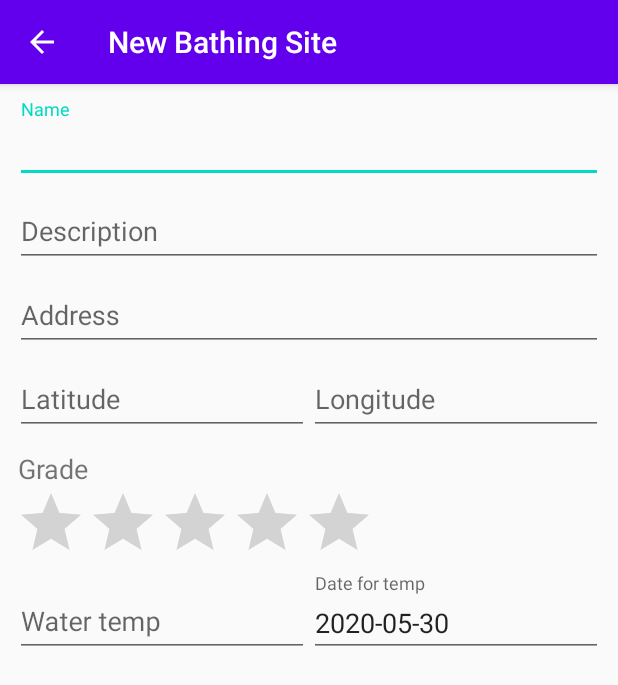
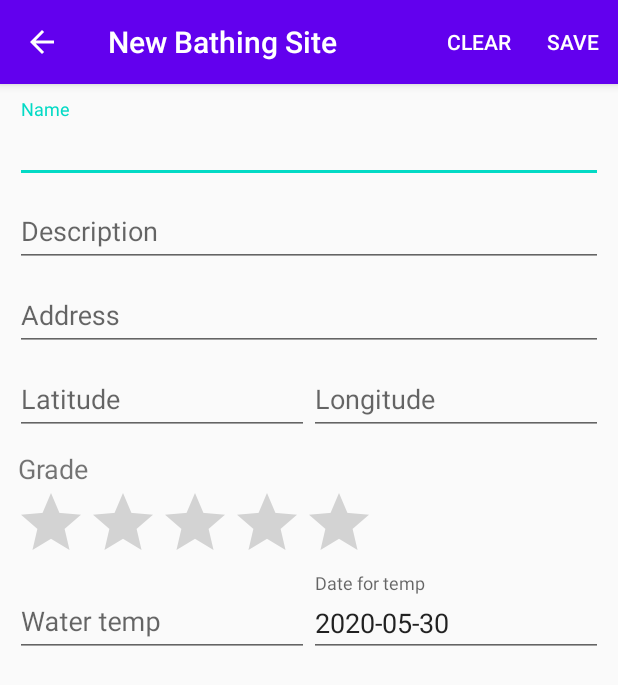
Before and after one commit to kristian-angelin/bathing-sites, an Android app: the screen it shows after launch (NewBathingSiteActivity), after a tap on an icon or button, on a phone screen of 412 x 824 dp. Shown: the top 685 px of the screen. Run offline under Robolectric (Android 15) with nearby library versions, the phone set to English and light mode, and no system bars.

Commit message:
Added menu items on action bar and added string resources.

```diff
--- a/app/src/main/java/se/miun/kran1800/dt031g/bathingsites/NewBathingSiteActivity.java
+++ b/app/src/main/java/se/miun/kran1800/dt031g/bathingsites/NewBathingSiteActivity.java
@@ -9,6 +9,8 @@ import androidx.appcompat.app.ActionBar;
 import androidx.appcompat.app.AppCompatActivity;
 import androidx.appcompat.widget.Toolbar;
 
+import android.view.Menu;
+import android.view.MenuInflater;
 import android.view.View;
 
 public class NewBathingSiteActivity extends AppCompatActivity {
@@ -23,4 +25,13 @@ public class NewBathingSiteActivity extends AppCompatActivity {
         ActionBar ac = getSupportActionBar();
         ac.setDisplayHomeAsUpEnabled(true);
     }
+
+    @Override
+    public boolean onCreateOptionsMenu(Menu menu) {
+        super.onCreateOptionsMenu(menu);
+        MenuInflater inflater = getMenuInflater();
+        inflater.inflate(R.menu.menu_new_bathing_site, menu);
+
+        return true;
+    }
 }
--- /dev/null
+++ b/app/src/main/res/menu/menu_new_bathing_site.xml
@@ -0,0 +1,13 @@
+<?xml version="1.0" encoding="utf-8"?>
+<menu
+    xmlns:android="http://schemas.android.com/apk/res/android"
+    xmlns:app="http://schemas.android.com/apk/res-auto">
+
+    <item android:id="@+id/store_numbers_settings"
+        android:title="@string/menu_clear"
+        app:showAsAction="ifRoom"/>
+
+    <item android:id="@+id/download_voices_link"
+        android:title="@string/menu_save"
+        app:showAsAction="ifRoom"/>
+</menu>
--- a/app/src/main/res/values/strings.xml
+++ b/app/src/main/res/values/strings.xml
@@ -1,9 +1,13 @@
 <resources>
     <string name="app_name">Bathing Sites</string>
+
     <!-- Bathing sites main page -->
     <string name="bathing_sites">bathing sites</string>
     <string name="bath_img_description">bathing sign</string>
     <string name="title_activity_new_bathing_site">New Bathing Site</string>
+
+    <!-- Bathing site menu strings -->
+    <string name="menu_settings">Settings</string>
 
     <!-- New bathing site form field strings -->
     <string name="form_name">Name</string>
@@ -14,4 +18,8 @@
     <string name="form_grade">Grade</string>
     <string name="form_water_temp">Water temp</string>
     <string name="form_date_for_temp">Date for temp</string>
+
+    <!-- New bathing site menu strings -->
+    <string name="menu_clear">Clear</string>
+    <string name="menu_save">Save</string>
 </resources>
```
